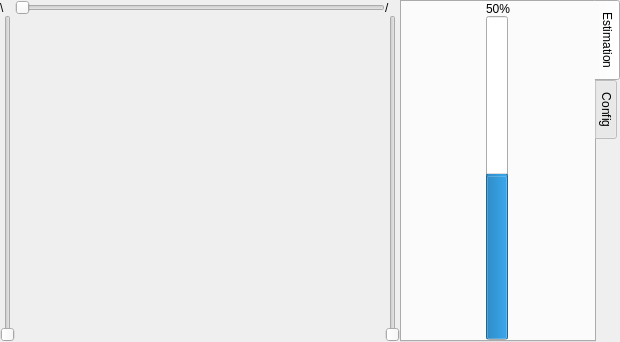
Above: display.ui from anatoltrush/OscillO before the change. Below: the same form after it.
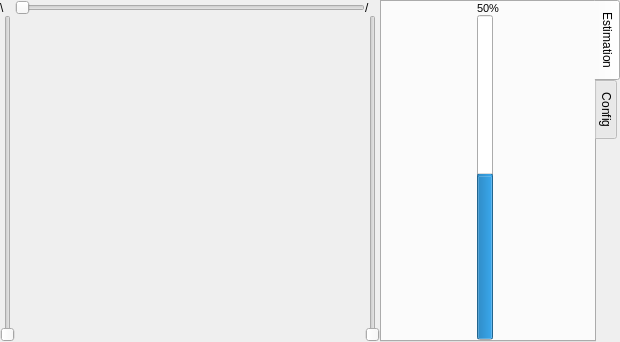
That is the form after the change. The open tabs and pages were chosen to show the change.

Patch:
```diff
--- a/display.ui
+++ b/display.ui
@@ -87,7 +87,7 @@
     <widget class="QTabWidget" name="tWChannel">
      <property name="maximumSize">
       <size>
-       <width>220</width>
+       <width>240</width>
        <height>16777215</height>
       </size>
      </property>
@@ -133,6 +133,11 @@
              <verstretch>0</verstretch>
             </sizepolicy>
            </property>
+           <property name="font">
+            <font>
+             <pointsize>8</pointsize>
+            </font>
+           </property>
            <property name="text">
             <string>50%</string>
            </property>
@@ -146,6 +151,12 @@
              <verstretch>0</verstretch>
             </sizepolicy>
            </property>
+           <property name="maximumSize">
+            <size>
+             <width>16</width>
+             <height>16777215</height>
+            </size>
+           </property>
            <property name="value">
             <number>50</number>
            </property>
```
Left out of the diff: 2 changed lines with no effect on the pictures.
